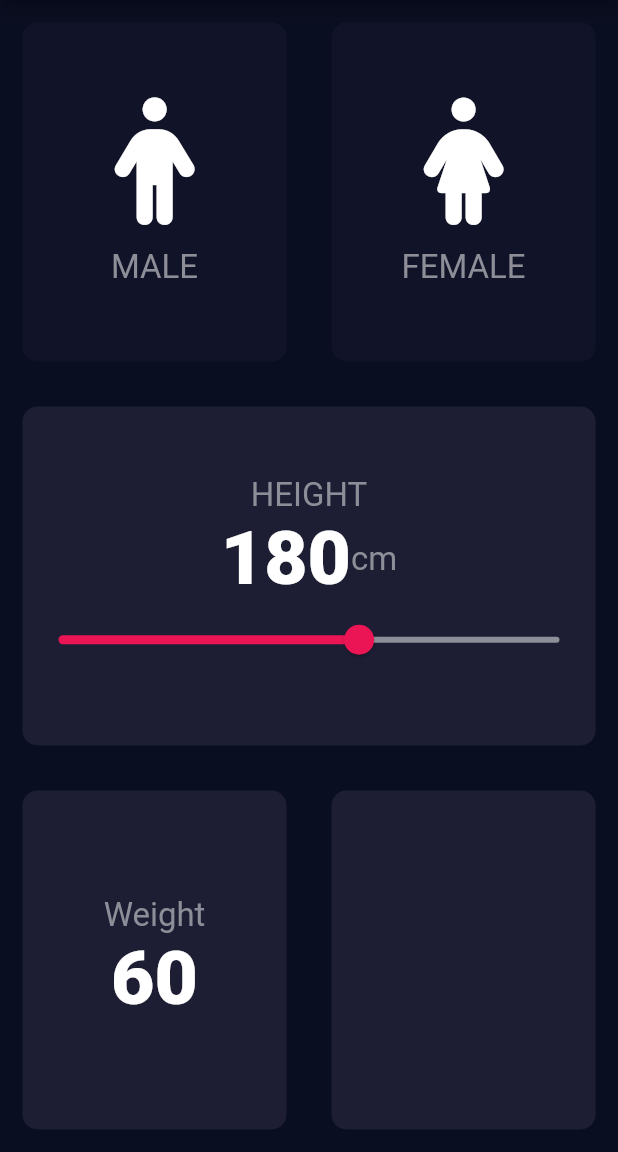
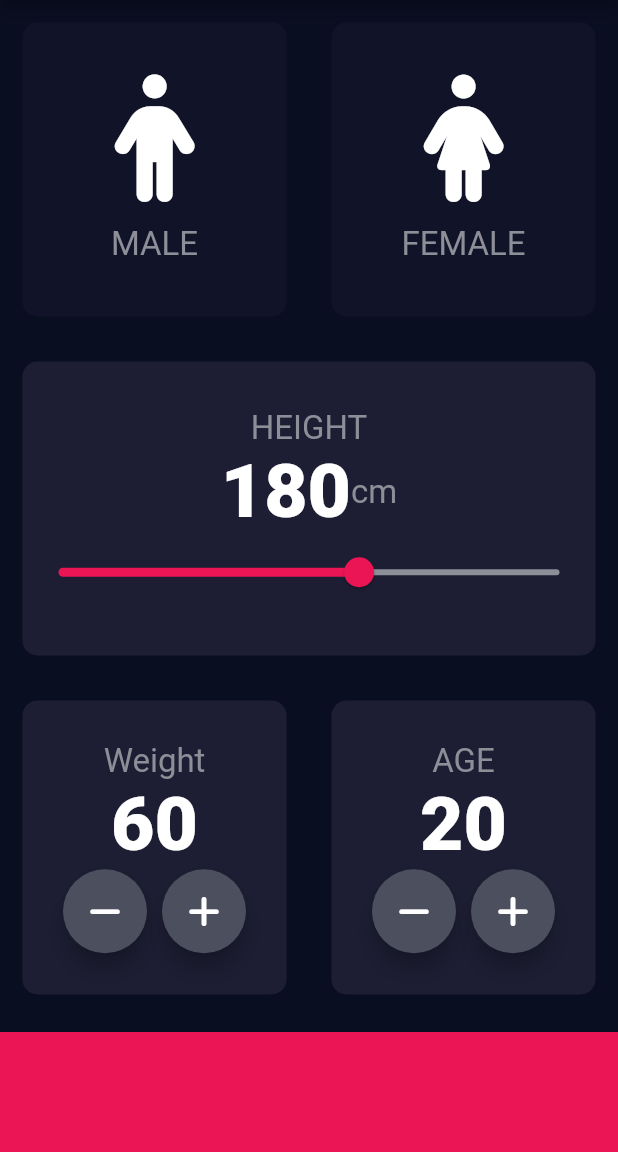
Before and after one commit to muhammad-usmman/Small-Flutter-Projects, a Flutter app: the screen it shows after launch, on a phone screen of 412 x 824 dp, the part 84-1236 px from its top. Run offline on Flutter 3.47's test engine with Material 2 defaults, Android fonts, the phone set to English and light mode, and no system bars; our stand-ins replace font_awesome_flutter.

Commit message:
custom creation of floating action button

```diff
--- a/bmi_calculator/lib/input_page.dart
+++ b/bmi_calculator/lib/input_page.dart
@@ -1,4 +1,4 @@
-import 'dart:html';
+
 
 import 'package:flutter/cupertino.dart';
 import 'package:flutter/material.dart';
@@ -26,7 +26,7 @@
  Gender selectGender=Gender.other;
 int sliderheight=180;
 int sliderWeight=60;
-
+int sliderAge=20;
   @override
   Widget build(BuildContext context) {
     return Scaffold(
@@ -135,7 +135,23 @@
                     Row(
                       mainAxisAlignment: MainAxisAlignment.center,
                       children: [
-
+                        RoundIcon(
+                          iconData:FontAwesomeIcons.minus ,
+                          onPress:(){
+                           setState(() {
+                             sliderWeight--;
+                           });
+                          } ,
+                        ),
+                        SizedBox(width: 10.0,),
+                        RoundIcon(
+                          iconData:FontAwesomeIcons.plus ,
+                          onPress:(){
+                            setState(() {
+                              sliderWeight++;
+                            });
+                          } ,
+                        ),
                       ],
                     ),
                   ],
@@ -143,13 +159,82 @@
                 ),
               ),
               Expanded(
-                child: RepeatContainerCode(   colors: Color(0xFF1D1E33),),),
+                child: RepeatContainerCode(
+                  colors: Color(0xFF1D1E33),
+
+                  cardwidget: Column(
+                    mainAxisAlignment: MainAxisAlignment.center,
+                    children: [
+                      Text(
+                        'AGE',
+                        style: kLabelStyle,
+                      ),
+                      Text(
+                        sliderAge.toString(),
+                        style: kNumberstyle,
+                      ),
+                      Row(
+                        mainAxisAlignment: MainAxisAlignment.center,
+                        children: [
+                          RoundIcon(
+                            iconData:FontAwesomeIcons.minus ,
+                            onPress:(){
+                              setState(() {
+                                sliderAge--;
+                              });
+                            } ,
+                          ),
+                          SizedBox(width: 10.0,),
+                          RoundIcon(
+                            iconData:FontAwesomeIcons.plus ,
+                            onPress:(){
+                              setState(() {
+                                sliderAge++;
+                              });
+                            } ,
+                          ),
+                        ],
+                      ),
+                    ],
+                  ),
+                ),
+              ),
 
             ],
            ),
           ),
-        ],
+          Container(
+            color: Color(0xFFEB1555),
+            margin: EdgeInsets.only(top: 10.0),
+            width:  double.infinity,
+              height: 80.0,
+          )
+                  ],
       )
     );
   }
 }
+
+
+
+class RoundIcon extends StatelessWidget {
+  RoundIcon({required this.iconData,required this.onPress});
+  final IconData iconData;
+  final  VoidCallback onPress;
+
+
+  @override
+  Widget build(BuildContext context) {
+    return RawMaterialButton(
+      child: Icon(iconData),
+      onPressed: onPress,
+      elevation: 6.0,
+      constraints:  BoxConstraints.tightFor(
+        height: 56.0,
+        width: 56.0,
+      ),
+      shape: CircleBorder(),
+      fillColor: Color(0xFF4C4F5E) ,
+    );
+  }
+}
```
